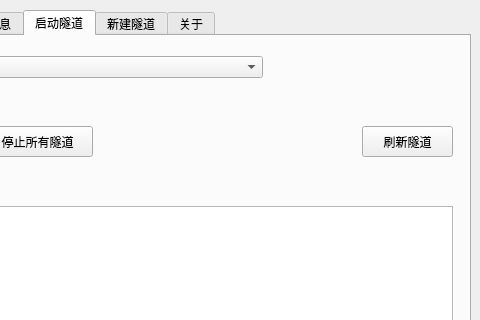
This is gui.ui in LAE-Frp/mefrp-gui as Qt 5 draws it before an edit; both pictures show x 140 to 620 and y 0 to 320 of the 620 by 440 pixel window. The edited form follows.
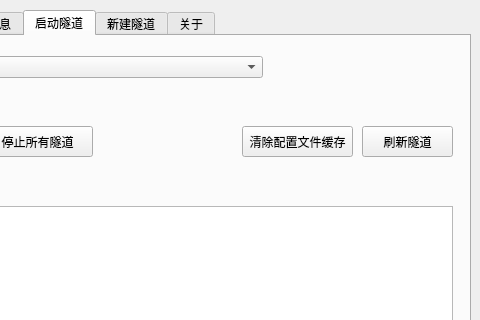
This is the edited form. The open tabs and pages were chosen to show the change.

```diff
--- a/gui.ui
+++ b/gui.ui
@@ -352,6 +352,19 @@
        <string notr="true">刷新隧道</string>
       </property>
      </widget>
+     <widget class="QPushButton" name="clearCache">
+      <property name="geometry">
+       <rect>
+        <x>370</x>
+        <y>90</y>
+        <width>111</width>
+        <height>31</height>
+       </rect>
+      </property>
+      <property name="text">
+       <string notr="true">清除配置文件缓存</string>
+      </property>
+     </widget>
     </widget>
     <widget class="QWidget" name="createTunnel">
      <attribute name="title">
```
Left out of the diff: 23 changed lines with no effect on the pictures.
